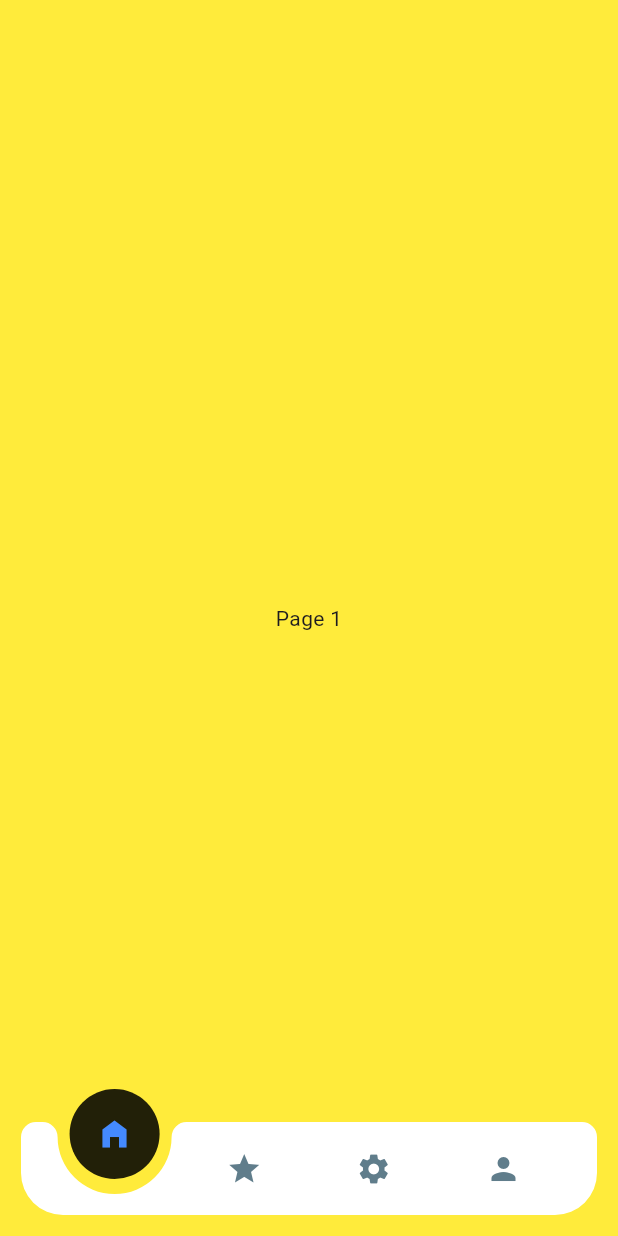
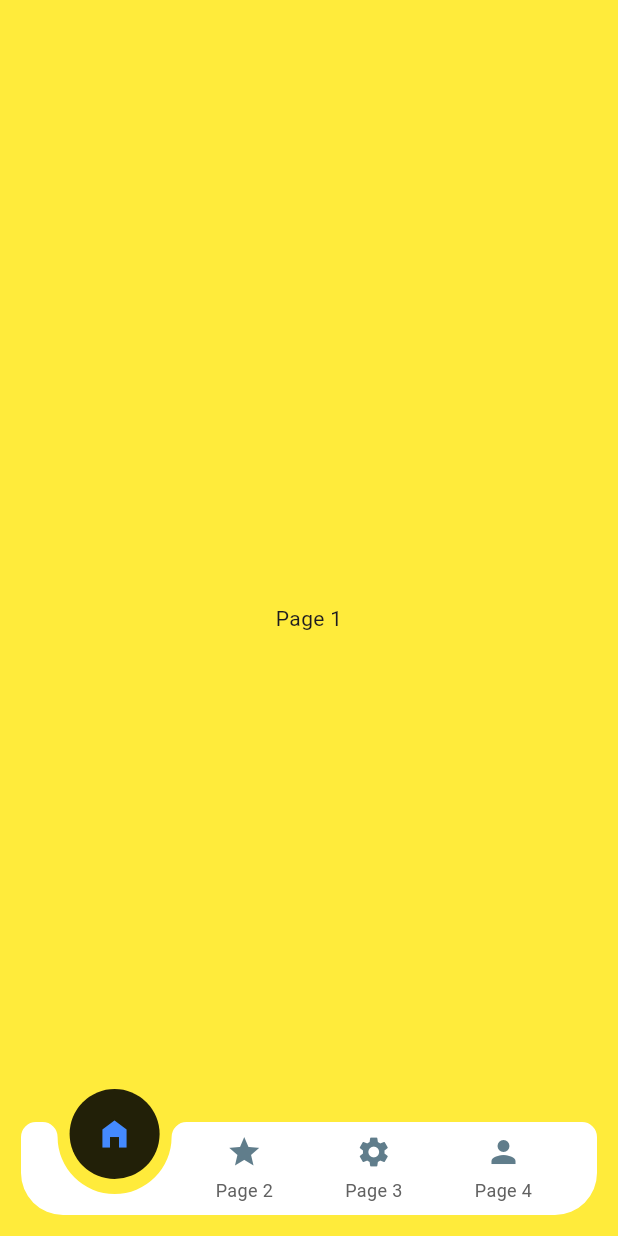
Before and after one commit to Mindinventory/animated_notch_bottom_bar, a Flutter app: the screen it shows after launch, on a phone screen of 412 x 824 dp. Run offline on Flutter 3.47's test engine with Material 3 defaults, Android fonts, the phone set to English and light mode, and no system bars.

Commit message:
solve issue of item label

```diff
--- a/example/lib/main.dart
+++ b/example/lib/main.dart
@@ -1,6 +1,7 @@
 import 'dart:developer';
 
 import 'package:animated_notch_bottom_bar/animated_notch_bottom_bar/animated_notch_bottom_bar.dart';
+import 'package:flutter/cupertino.dart';
 import 'package:flutter/material.dart';
 
 void main() {
@@ -34,7 +35,7 @@ class _MyHomePageState extends State<MyHomePage> {
   final _pageController = PageController(initialPage: 0);
 
   /// Controller to handle bottom nav bar and also handles initial page
-  final _controller = NotchBottomBarController(index: 0);
+  final NotchBottomBarController _controller = NotchBottomBarController(index: 0);
 
   int maxCount = 5;
 
@@ -44,23 +45,23 @@ class _MyHomePageState extends State<MyHomePage> {
     super.dispose();
   }
 
-  /// widget list
-  final List<Widget> bottomBarPages = [
-    const Page1(),
-    const Page2(),
-    const Page3(),
-    const Page4(),
-    const Page5(),
-  ];
-
   @override
   Widget build(BuildContext context) {
+    /// widget list
+    final List<Widget> bottomBarPages = [
+      Page1(
+        controller: (_controller),
+      ),
+      const Page2(),
+      const Page3(),
+      const Page4(),
+      const Page5(),
+    ];
     return Scaffold(
       body: PageView(
         controller: _pageController,
         physics: const NeverScrollableScrollPhysics(),
-        children: List.generate(
-            bottomBarPages.length, (index) => bottomBarPages[index]),
+        children: List.generate(bottomBarPages.length, (index) => bottomBarPages[index]),
       ),
       extendBody: true,
       bottomNavigationBar: (bottomBarPages.length <= maxCount)
@@ -68,7 +69,9 @@ class _MyHomePageState extends State<MyHomePage> {
               /// Provide NotchBottomBarController
               notchBottomBarController: _controller,
               color: Colors.white,
-              showLabel: false,
+              showLabel: true,
+              textOverflow: TextOverflow.visible,
+              maxLine: 1,
               shadowElevation: 5,
               kBottomRadius: 28.0,
               // notchShader: const SweepGradient(
@@ -84,6 +87,7 @@ class _MyHomePageState extends State<MyHomePage> {
               bottomBarWidth: 500,
               showShadow: false,
               durationInMilliSeconds: 300,
+
               elevation: 1,
               bottomBarItems: const [
                 BottomBarItem(
@@ -98,10 +102,7 @@ class _MyHomePageState extends State<MyHomePage> {
                   itemLabel: 'Page 1',
                 ),
                 BottomBarItem(
-                  inActiveItem: Icon(
-                    Icons.star,
-                    color: Colors.blueGrey,
-                  ),
+                  inActiveItem: Icon(Icons.star, color: Colors.blueGrey),
                   activeItem: Icon(
                     Icons.star,
                     color: Colors.blueAccent,
@@ -117,7 +118,7 @@ class _MyHomePageState extends State<MyHomePage> {
                     Icons.settings,
                     color: Colors.pink,
                   ),
-                  itemLabel: 'Page 4',
+                  itemLabel: 'Page 3',
                 ),
                 BottomBarItem(
                   inActiveItem: Icon(
@@ -128,7 +129,7 @@ class _MyHomePageState extends State<MyHomePage> {
                     Icons.person,
                     color: Colors.yellow,
                   ),
-                  itemLabel: 'Page 5',
+                  itemLabel: 'Page 4',
                 ),
               ],
               onTap: (index) {
@@ -143,13 +144,27 @@ class _MyHomePageState extends State<MyHomePage> {
   }
 }
 
+/// add controller to check weather index through change or not. in page 1
 class Page1 extends StatelessWidget {
-  const Page1({Key? key}) : super(key: key);
+  final NotchBottomBarController? controller;
+
+  const Page1({Key? key, this.controller}) : super(key: key);
 
   @override
   Widget build(BuildContext context) {
     return Container(
-        color: Colors.yellow, child: const Center(child: Text('Page 1')));
+      color: Colors.yellow,
+      child: Center(
+        /// adding GestureDetector
+        child: GestureDetector(
+          behavior: HitTestBehavior.translucent,
+          onTap: () {
+            controller?.jumpTo(2);
+          },
+          child: const Text('Page 1'),
+        ),
+      ),
+    );
   }
 }
 
@@ -158,8 +173,7 @@ class Page2 extends StatelessWidget {
 
   @override
   Widget build(BuildContext context) {
-    return Container(
-        color: Colors.green, child: const Center(child: Text('Page 2')));
+    return Container(color: Colors.green, child: const Center(child: Text('Page 2')));
   }
 }
 
@@ -168,8 +182,7 @@ class Page3 extends StatelessWidget {
 
   @override
   Widget build(BuildContext context) {
-    return Container(
-        color: Colors.red, child: const Center(child: Text('Page 3')));
+    return Container(color: Colors.red, child: const Center(child: Text('Page 3')));
   }
 }
 
@@ -178,8 +191,7 @@ class Page4 extends StatelessWidget {
 
   @override
   Widget build(BuildContext context) {
-    return Container(
-        color: Colors.blue, child: const Center(child: Text('Page 4')));
+    return Container(color: Colors.blue, child: const Center(child: Text('Page 4')));
   }
 }
 
@@ -188,8 +200,6 @@ class Page5 extends StatelessWidget {
 
   @override
   Widget build(BuildContext context) {
-    return Container(
-        color: Colors.lightGreenAccent,
-        child: const Center(child: Text('Page 5')));
+    return Container(color: Colors.lightGreenAccent, child: const Center(child: Text('Page 5')));
   }
 }
--- a/lib/src/bottom_bar_inactive_item.dart
+++ b/lib/src/bottom_bar_inactive_item.dart
@@ -12,6 +12,10 @@ class BottomBarInActiveItem extends StatelessWidget {
     required this.showLabel,
     this.label,
     this.labelStyle,
+    this.maxLine,
+    this.textOverflow,
+    this.textAlign,
+    this.textDirection,
   });
 
   /// item index
@@ -25,6 +29,18 @@ class BottomBarInActiveItem extends StatelessWidget {
 
   /// Boolean to show the item label
   final bool showLabel;
+
+  /// set the maxLine of item label
+  final int? maxLine;
+
+  /// to handle the overflow of the item label
+  final TextOverflow? textOverflow;
+
+  /// textAlign to align the label text
+  final TextAlign? textAlign;
+
+  /// set the textDirection of item label
+  final TextDirection? textDirection;
 
   ///icon size
   final double kIconSize;
@@ -51,6 +67,10 @@ class BottomBarInActiveItem extends StatelessWidget {
                 const SizedBox(height: 5.0),
                 Text(
                   label!,
+                  maxLines: maxLine ?? 1,
+                  overflow: textOverflow ?? TextOverflow.ellipsis,
+                  textAlign: textAlign,
+                  textDirection: textDirection,
                   style: labelStyle ??
                       TextStyle(
                         color: Colors.grey[700],
--- a/lib/src/notch_bottom_bar.dart
+++ b/lib/src/notch_bottom_bar.dart
@@ -55,6 +55,18 @@ class AnimatedNotchBottomBar extends StatefulWidget {
 
   final double kBottomRadius;
 
+  /// set the maxLine of item label
+  final int? maxLine;
+
+  /// to handle the overflow of the item label
+  final TextOverflow? textOverflow;
+
+  /// textAlign to align the label text
+  final TextAlign? textAlign;
+
+  /// set the textDirection of item label
+  final TextDirection? textDirection;
+
   /// Duration in milliseconds for animation
   final int durationInMilliSeconds;
 
@@ -107,14 +119,17 @@ class AnimatedNotchBottomBar extends StatefulWidget {
     this.showBottomRadius = true,
     this.showTopRadius = true,
     this.notchGradient = null,
+    this.maxLine,
+    this.textOverflow,
+    this.textAlign,
+    this.textDirection,
   }) : super(key: key);
 
   @override
   _AnimatedNotchBottomBarState createState() => _AnimatedNotchBottomBarState();
 }
 
-class _AnimatedNotchBottomBarState extends State<AnimatedNotchBottomBar>
-    with SingleTickerProviderStateMixin {
+class _AnimatedNotchBottomBarState extends State<AnimatedNotchBottomBar> with SingleTickerProviderStateMixin {
   late double _screenWidth;
   int maxCount = 5;
   int currentIndex = 0;
@@ -124,17 +139,13 @@ class _AnimatedNotchBottomBarState extends State<AnimatedNotchBottomBar>
   @override
   void didChangeDependencies() {
     super.didChangeDependencies();
-    _screenWidth = MediaQuery.of(context).size.width <= 500
-        ? MediaQuery.of(context).size.width
-        : widget.bottomBarWidth;
+    _screenWidth = MediaQuery.of(context).size.width <= 500 ? MediaQuery.of(context).size.width : widget.bottomBarWidth;
   }
 
   @override
   void initState() {
     super.initState();
-    _animationController = AnimationController(
-        vsync: this,
-        duration: Duration(milliseconds: widget.durationInMilliSeconds));
+    _animationController = AnimationController(vsync: this, duration: Duration(milliseconds: widget.durationInMilliSeconds));
 
     kHeight = (widget.bottomBarHeight >= kBottomNavigationBarHeight)
         ? widget.removeMargins
@@ -166,10 +177,8 @@ class _AnimatedNotchBottomBarState extends State<AnimatedNotchBottomBar>
     }
 
     /// uncomment
-    if (widget.notchBottomBarController.index >
-        widget.bottomBarItems.length - 1) {
-      throw Exception(
-          ' Initial page index cannot be higher than bottom bar items length');
+    if (widget.notchBottomBarController.index > widget.bottomBarItems.length - 1) {
+      throw Exception(' Initial page index cannot be higher than bottom bar items length');
     }
     final double height = kHeight + kMargin * 2;
 
@@ -179,48 +188,37 @@ class _AnimatedNotchBottomBarState extends State<AnimatedNotchBottomBar>
             animation: _animationController,
             builder: (BuildContext _, Widget? __) {
               ///to set any initial page
-              double scrollPosition =
-                  widget.notchBottomBarController.index.toDouble();
+              double scrollPosition = widget.notchBottomBarController.index.toDouble();
               int? currentIndex = widget.notchBottomBarController.index;
               if (widget.notchBottomBarController.oldIndex != null) {
                 _isInitial = false;
-                scrollPosition = Tween<double>(
-                        begin: widget.notchBottomBarController.oldIndex!
-                            .toDouble(),
-                        end: widget.notchBottomBarController.index.toDouble())
-                    // ignore: invalid_use_of_protected_member
-                    .lerp(_animationController.value);
+                scrollPosition =
+                    Tween<double>(begin: widget.notchBottomBarController.oldIndex!.toDouble(), end: widget.notchBottomBarController.index.toDouble())
+                        // ignore: invalid_use_of_protected_member
+                        .lerp(_animationController.value);
                 currentIndex = widget.notchBottomBarController.index;
               } else {
-                scrollPosition =
-                    widget.notchBottomBarController.index.toDouble();
+                scrollPosition = widget.notchBottomBarController.index.toDouble();
                 currentIndex = widget.notchBottomBarController.index;
               }
 
               return ClipRRect(
                 child: Padding(
-                  padding:
-                      EdgeInsets.only(top: widget.removeMargins ? 22.0 : 8.0),
+                  padding: EdgeInsets.only(top: widget.removeMargins ? 22.0 : 8.0),
                   child: Stack(
                     clipBehavior: Clip.none,
                     children: <Widget>[
                       BackdropFilter(
                         filter: ImageFilter.blur(
-                          sigmaX: widget.showBlurBottomBar
-                              ? widget.blurFilterX
-                              : 0.0,
-                          sigmaY: widget.showBlurBottomBar
-                              ? widget.blurFilterY
-                              : 0.0,
+                          sigmaX: widget.showBlurBottomBar ? widget.blurFilterX : 0.0,
+                          sigmaY: widget.showBlurBottomBar ? widget.blurFilterY : 0.0,
                         ),
                         child: Opacity(
-                          opacity:
-                              widget.showBlurBottomBar ? widget.blurOpacity : 1,
+                          opacity: widget.showBlurBottomBar ? widget.blurOpacity : 1,
                           child: CustomPaint(
                             size: Size(_screenWidth, height),
                             painter: BottomBarPainter(
-                                position:
-                                    _itemPosByScrollPosition(scrollPosition),
+                                position: _itemPosByScrollPosition(scrollPosition),
                                 color: widget.color,
                                 showShadow: widget.showShadow,
                                 notchColor: widget.notchColor,
@@ -232,18 +230,11 @@ class _AnimatedNotchBottomBarState extends State<AnimatedNotchBottomBar>
                           ),
                         ),
                       ),
-                      for (var i = 0;
-                          i < widget.bottomBarItems.length;
-                          i++) ...[
-                        if (i == currentIndex &&
-                            (_animationController.value == 1.0 || _isInitial))
+                      for (var i = 0; i < widget.bottomBarItems.length; i++) ...[
+                        if (i == currentIndex && (_animationController.value == 1.0 || _isInitial))
                           Positioned(
-                            top: widget.removeMargins
-                                ? -kCircleMargin / 2
-                                : kTopMargin,
-                            left: kCircleRadius -
-                                kCircleMargin / 2 +
-                                _itemPosByScrollPosition(scrollPosition),
+                            top: widget.removeMargins ? -kCircleMargin / 2 : kTopMargin,
+                            left: kCircleRadius - kCircleMargin / 2 + _itemPosByScrollPosition(scrollPosition),
                             child: BottomBarActiveItem(
                               i,
                               itemWidget: widget.bottomBarItems[i].activeItem,
@@ -258,11 +249,14 @@ class _AnimatedNotchBottomBarState extends State<AnimatedNotchBottomBar>
                             left: kCircleMargin + _itemPosByIndex(i),
                             child: BottomBarInActiveItem(
                               i,
+                              textOverflow: widget.textOverflow,
+                              textDirection: widget.textDirection,
+                              textAlign: widget.textAlign,
+                              maxLine: widget.maxLine,
                               itemWidget: widget.bottomBarItems[i].inActiveItem,
                               label: widget.bottomBarItems[i].itemLabel,
                               onTap: (selectedIndex) {
-                                widget.notchBottomBarController
-                                    .jumpTo(selectedIndex);
+                                widget.notchBottomBarController.jumpTo(selectedIndex);
                                 widget.onTap.call(selectedIndex);
                               },
                               showLabel: widget.showLabel,
@@ -284,24 +278,19 @@ class _AnimatedNotchBottomBarState extends State<AnimatedNotchBottomBar>
   }
 
   double _lastItemPosition(double spaceParameter) {
-    return _screenWidth -
-        (_screenWidth - kMargin * 2) * spaceParameter -
-        (kCircleRadius + kCircleMargin) * 2;
+    return _screenWidth - (_screenWidth - kMargin * 2) * spaceParameter - (kCircleRadius + kCircleMargin) * 2;
   }
 
   double _itemDistance() {
-    return (_lastItemPosition(widget.removeMargins ? 0.05 : 0.1) -
-            _firstItemPosition(widget.removeMargins ? 0.05 : 0.1)) /
+    return (_lastItemPosition(widget.removeMargins ? 0.05 : 0.1) - _firstItemPosition(widget.removeMargins ? 0.05 : 0.1)) /
         (widget.bottomBarItems.length - 1);
   }
 
   double _itemPosByScrollPosition(double scrollPosition) {
-    return _firstItemPosition(widget.removeMargins ? 0.05 : 0.1) +
-        _itemDistance() * scrollPosition;
+    return _firstItemPosition(widget.removeMargins ? 0.05 : 0.1) + _itemDistance() * scrollPosition;
   }
 
   double _itemPosByIndex(int index) {
-    return _firstItemPosition(widget.removeMargins ? 0.05 : 0.1) +
-        _itemDistance() * index;
+    return _firstItemPosition(widget.removeMargins ? 0.05 : 0.1) + _itemDistance() * index;
   }
 }
```
